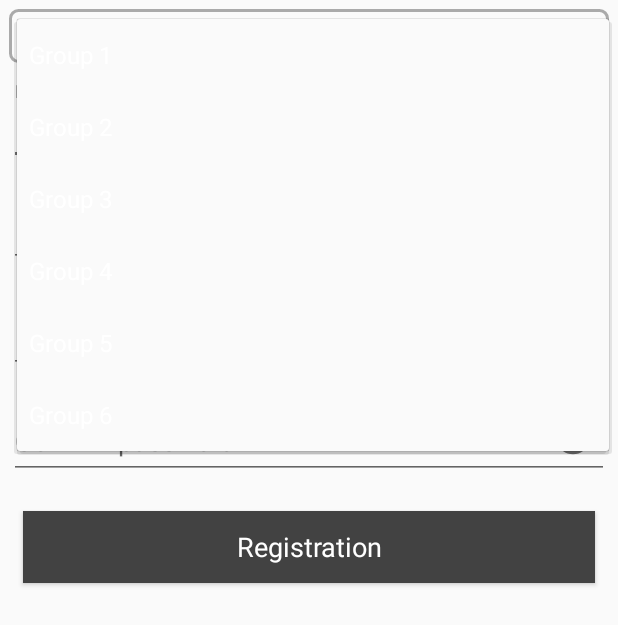
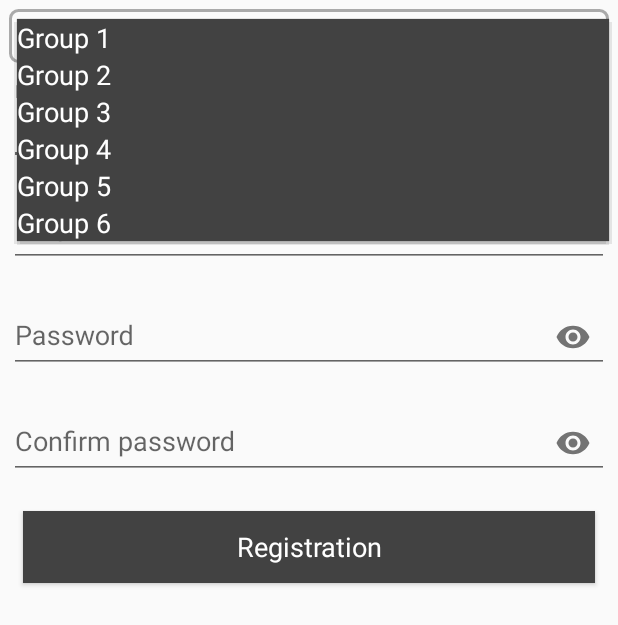
Before and after one commit to AlexKatrenich/codelabs, an Android app: the fragment SignUpFragment shown on its own in the app's theme, after a tap on "Chose group", on a phone screen of 412 x 824 dp. Shown: the top 625 px of the screen. Run offline under Robolectric (Android 15) with nearby library versions, the phone set to English and light mode, and no system bars.

Commit message:
changed group_spinner_dropdown_item

```diff
--- a/FactoryQuestions/app/src/main/java/com/katrenich/alex/factoryquestions/fragments/SignUpFragment.java
+++ b/FactoryQuestions/app/src/main/java/com/katrenich/alex/factoryquestions/fragments/SignUpFragment.java
@@ -84,7 +84,7 @@ public class SignUpFragment extends Fragment implements View.OnClickListener{
 
 
         // задається вигляд списку в режимі відкритого вікна
-        spinnerAdapter.setDropDownViewResource(android.R.layout.simple_spinner_dropdown_item);
+        spinnerAdapter.setDropDownViewResource(R.layout.group_spinner_dropdown_item);
         spinGroupList.setAdapter(spinnerAdapter);
         spinGroupList.setSelection(0); // задаємо позицію списку для відображення по замовчуванню
     }
--- /dev/null
+++ b/FactoryQuestions/app/src/main/res/layout/group_spinner_dropdown_item.xml
@@ -0,0 +1,27 @@
+<?xml version="1.0" encoding="utf-8"?>
+<!--
+/* //device/apps/common/assets/res/any/layout/simple_spinner_item.xml
+**
+** Copyright 2008, The Android Open Source Project
+**
+** Licensed under the Apache License, Version 2.0 (the "License")
+** you may not use this file except in compliance with the License.
+** You may obtain a copy of the License at
+**
+**     http://www.apache.org/licenses/LICENSE-2.0
+**
+** Unless required by applicable law or agreed to in writing, software
+** distributed under the License is distributed on an "AS IS" BASIS,
+** WITHOUT WARRANTIES OR CONDITIONS OF ANY KIND, either express or implied.
+** See the License for the specific language governing permissions and
+** limitations under the License.
+*/
+-->
+<CheckedTextView
+    xmlns:android="http://schemas.android.com/apk/res/android"
+    android:id="@android:id/text1"
+    style="@style/ButtonTheme.Base"
+    android:singleLine="true"
+    android:layout_width="match_parent"
+    android:layout_height="wrap_content"
+    android:ellipsize="marquee"/>
```
